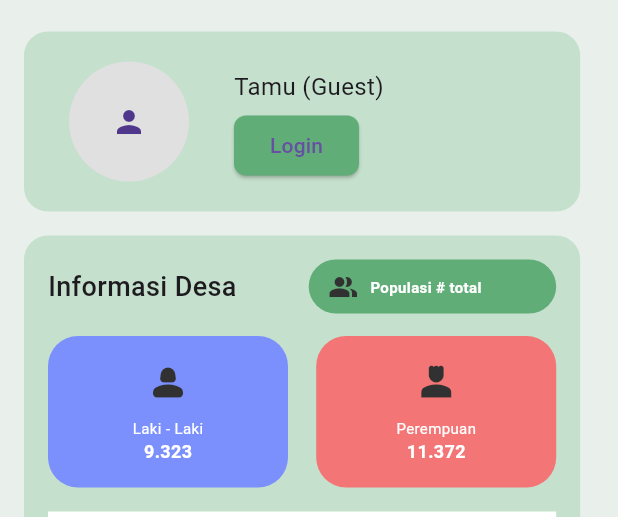
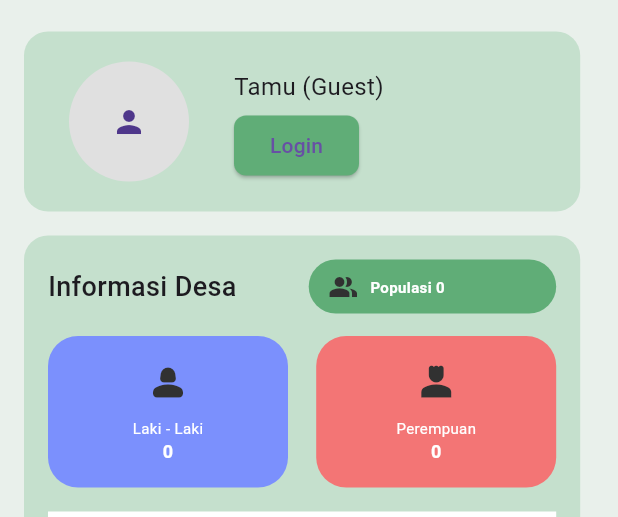
Before and after one commit to hasbyraihan/Proyek4_Aplikasi, a Flutter app: the DashboardBaru screen opened by its route, on a phone screen of 412 x 824 dp, the part 84-601 px from its top. Run offline on Flutter 3.47's test engine with Material 3 defaults, Android fonts, the phone set to English and light mode, and no system bars; drawn by our look-alikes of flutter_map; our stand-ins replace carousel_slider, dio, file_picker, firebase_auth, firebase_core, firebase_database and 5 more; accounts and stored records are empty.

Commit message:
fix fetch populasi

```diff
--- a/lib/pages/Dashboardbaru.dart
+++ b/lib/pages/Dashboardbaru.dart
@@ -19,7 +19,7 @@ class _DashboardbaruState extends State<DashboardBaru> {
   int _selectedIndex = 0;
   int pria = 0;
   int wanita = 0;
-  String total = '';
+  int total = 0;
 
   Future<void> fetchPopulasi() async {
     try {
@@ -32,23 +32,23 @@ class _DashboardbaruState extends State<DashboardBaru> {
           setState(() {
             pria = data['pria'] as int;
             wanita = data['wanita'] as int;
-            total = data['total'] as String? ?? 'Data not available';
+            total = pria + wanita;
           });
         } else {
           setState(() {
             pria = 100;
             wanita = 10;
+            total = 110;
           });
         }
       } else {
         setState(() {
-          total = 'Failed to fetch data: Data not found';
           print('Failed to fetch data: Data not found');
         });
       }
     } catch (e) {
       setState(() {
-        total = 'Error: $e';
+        print('Error: $e');
       });
     }
   }
@@ -164,16 +164,16 @@ class _DashboardbaruState extends State<DashboardBaru> {
                             color: const Color(0xFF60AD77),
                             borderRadius: BorderRadius.circular(30),
                           ),
-                          child: const Row(
+                          child: Row(
                             children: [
-                              SizedBox(width: 5),
-                              Icon(Icons.people_alt_sharp,
+                              const SizedBox(width: 5),
+                              const Icon(Icons.people_alt_sharp,
                                   size: 20,
                                   color: Color.fromARGB(255, 49, 49, 49)),
-                              SizedBox(width: 8),
+                              const SizedBox(width: 8),
                               Text(
-                                'Populasi ' + '# total',
-                                style: TextStyle(
+                                'Populasi $total',
+                                style: const TextStyle(
                                     fontSize: 10,
                                     fontWeight: FontWeight.bold,
                                     color: Color(0xFFFFFFFF)),
@@ -185,20 +185,20 @@ class _DashboardbaruState extends State<DashboardBaru> {
                   const SizedBox(
                     height: 15,
                   ),
-                  const Row(
+                  Row(
                     mainAxisAlignment: MainAxisAlignment.spaceBetween,
                     children: [
                       InfoCard(
                         title: 'Laki - Laki',
-                        value: '9.323',
+                        value: pria.toString(),
                         icon: Icons.person_2_rounded,
-                        color: Color(0xFF7B90FD),
+                        color: const Color(0xFF7B90FD),
                       ),
                       InfoCard(
                         title: 'Perempuan',
-                        value: '11.372',
+                        value: wanita.toString(),
                         icon: Icons.person_4,
-                        color: Color(0xFFF37575),
+                        color: const Color(0xFFF37575),
                       ),
                     ],
                   ),
@@ -315,7 +315,7 @@ class InfoCard extends StatelessWidget {
           Icon(
             icon,
             size: 30,
-            color: Color.fromARGB(255, 49, 49, 49),
+            color: const Color.fromARGB(255, 49, 49, 49),
           ),
           const SizedBox(height: 8),
           Text(
@@ -401,7 +401,7 @@ class MenuCard extends StatelessWidget {
         child: Column(
           mainAxisAlignment: MainAxisAlignment.center,
           children: [
-            Icon(icon, size: 36, color: Color.fromARGB(255, 49, 49, 49)),
+            Icon(icon, size: 36, color: const Color.fromARGB(255, 49, 49, 49)),
             const SizedBox(height: 8),
             Text(
               title,
@@ -433,7 +433,7 @@ class ContainerCardCarousel extends StatelessWidget {
       height: 237,
       margin: const EdgeInsets.all(12),
       decoration: BoxDecoration(
-        color: Color(0xFFC5E0CD),
+        color: const Color(0xFFC5E0CD),
         borderRadius: BorderRadius.circular(20.0),
       ),
       child: Column(
@@ -443,7 +443,7 @@ class ContainerCardCarousel extends StatelessWidget {
             padding: const EdgeInsets.all(8.0),
             child: Text(
               title,
-              style: TextStyle(
+              style: const TextStyle(
                 fontWeight: FontWeight.bold,
                 fontSize: 16,
               ),
@@ -465,7 +465,7 @@ class ContainerCardCarousel extends StatelessWidget {
                 viewportFraction: 0.8,
                 enlargeCenterPage: true,
                 autoPlay: true,
-                autoPlayInterval: Duration(seconds: 3),
+                autoPlayInterval: const Duration(seconds: 3),
                 autoPlayCurve: Curves.fastOutSlowIn,
                 scrollDirection: Axis.horizontal,
               ),
```
Also changed, not shown: lib/History.dart (+0 -14 lines), lib/Timeline.dart (+0 -14 lines).
